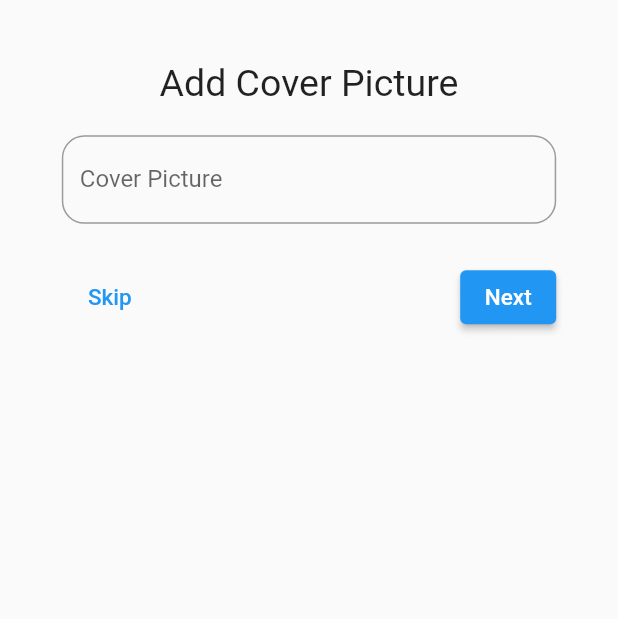
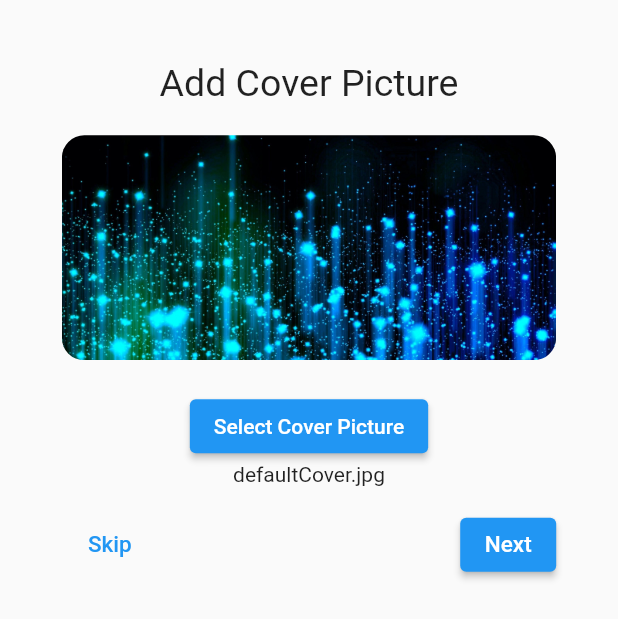
Before and after one commit to gaurishankar007/WatchMe-Flutter, a Flutter app: the screen it shows after launch, after a tap on "Skip", on a phone screen of 412 x 824 dp. Shown: the top 619 px of the screen. Run offline on Flutter 3.47's test engine with Material 2 defaults, Android fonts, the phone set to English and light mode, and no system bars; our stand-ins replace country_picker, file_picker, flutter_holo_date_picker, form_field_validator, motion_toast, open_file.

Commit message:
File picker for profile and cover picture

```diff
--- a/lib/screens/registration/cover_pic.dart
+++ b/lib/screens/registration/cover_pic.dart
@@ -1,9 +1,12 @@
+import 'dart:io';
+
+import 'package:file_picker/file_picker.dart';
 import 'package:flutter/material.dart';
 import 'package:form_field_validator/form_field_validator.dart';
 import 'package:motion_toast/motion_toast.dart';
 
 class AddCoverPicture extends StatefulWidget {
-  const AddCoverPicture({ Key? key }) : super(key: key);
+  const AddCoverPicture({Key? key}) : super(key: key);
 
   @override
   _AddCoverPictureState createState() => _AddCoverPictureState();
@@ -11,7 +14,8 @@ class AddCoverPicture extends StatefulWidget {
 
 class _AddCoverPictureState extends State<AddCoverPicture> {
   final _formKey = GlobalKey<FormState>();
-  String coverPicture = "";
+  String coverPicture = "defaultCover.jpg";
+  String coverPicturePath = "images/defaultCover.jpg";
 
   @override
   Widget build(BuildContext context) {
@@ -35,31 +39,68 @@ class _AddCoverPictureState extends State<AddCoverPicture> {
                   SizedBox(
                     height: 20,
                   ),
-                  TextFormField(
-                    onSaved: (value) {
-                      coverPicture = value!;
-                    },
-                    validator: MultiValidator([
-                      RequiredValidator(
-                          errorText: "Cover picture not selected!"),
-                    ]),
-                    decoration: InputDecoration(
-                      labelText: "Cover Picture",
-                      hintText: "Select a Cover picture.....",
-                      border: OutlineInputBorder(
-                        borderRadius: BorderRadius.circular(15),
+                  (coverPicture == "defaultCover.jpg")
+                      ? ClipRRect(
+                          borderRadius: BorderRadius.circular(15),
+                          child: Image(
+                            height: 150,
+                            width: _screenWidth*.90,
+                            fit: BoxFit.cover,
+                            image: AssetImage(coverPicturePath),
+                          ),
+                        )
+                      : ClipRRect(
+                          borderRadius: BorderRadius.circular(15),
+                          child: Image(
+                            height: 150,
+                            width: _screenWidth*.90,
+                            fit: BoxFit.cover,
+                            image: FileImage(File(coverPicturePath)),
+                          ),
+                        ),
+                  SizedBox(
+                    height: 20,
+                  ),
+                  Column(
+                    children: [
+                      ElevatedButton(
+                        onPressed: () async {
+                          final picProfile =
+                              await FilePicker.platform.pickFiles(
+                            allowMultiple: false,
+                            type: FileType.custom,
+                            allowedExtensions: ['png', 'jpg'],
+                          );
+                          if (picProfile == null) {
+                            return;
+                          }
+
+                          final pickedProfile = picProfile.files.first;
+                          // OpenFile.open(pickedProfile.path);
+                          setState(() {
+                            coverPicture = pickedProfile.name;
+                            coverPicturePath = pickedProfile.path!;
+                          });
+                        },
+                        child: Text("Select Cover Picture"),
                       ),
-                    ),
+                      Text(
+                        coverPicture,
+                        textAlign: TextAlign.center,
+                        style: TextStyle(),
+                      )
+                    ],
                   ),
                   SizedBox(
-                    height: 25,
+                    height: 15,
                   ),
                   Row(
                     mainAxisAlignment: MainAxisAlignment.spaceBetween,
                     children: [
                       TextButton(
                         onPressed: () {
-                          Navigator.pushNamed(context, "/AddPersonalInformation");
+                          Navigator.pushNamed(
+                              context, "/AddPersonalInformation");
                         },
                         child: Text(
                           "Skip",
--- a/lib/screens/registration/profile_pic.dart
+++ b/lib/screens/registration/profile_pic.dart
@@ -46,7 +46,7 @@ class _AddProfilePictureState extends State<AddProfilePicture> {
                         )
                       : CircleAvatar(
                           radius: 75,
-                          backgroundImage: FileImage(File(profilePicture)),
+                          backgroundImage: FileImage(File(profilePicturePath)),
                         ),
                   SizedBox(
                     height: 20,
@@ -58,8 +58,8 @@ class _AddProfilePictureState extends State<AddProfilePicture> {
                           final picProfile =
                               await FilePicker.platform.pickFiles(
                             allowMultiple: false,
-                            type: FileType.image,
-                            // allowedExtensions: ['png', 'jpg'], // Error
+                            type: FileType.custom,
+                            allowedExtensions: ['png', 'jpg'],
                           );
                           if (picProfile == null) {
                             return;
```
Also changed, not shown: images/defaultCover.jpg (added).
